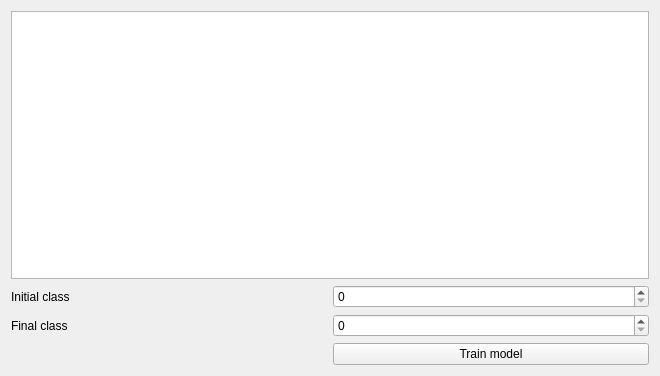
Old version of the form ui/multicriteriaevaluationwidgetbase.ui in the repository nextgis/qgis_molusce.
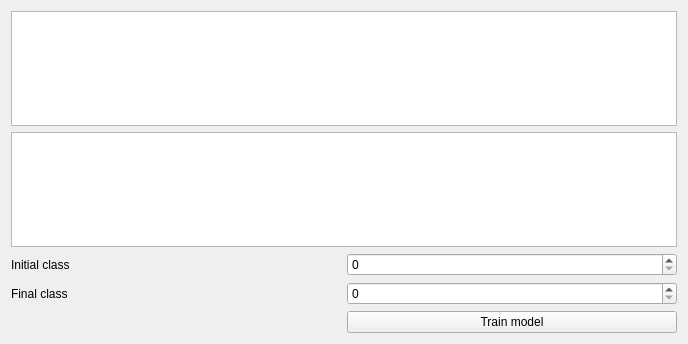
New version of the form. Custom widgets are drawn as their Qt base class.

Commit message: Add weights table to MCE widget

Patch:
```diff
--- a/ui/multicriteriaevaluationwidgetbase.ui
+++ b/ui/multicriteriaevaluationwidgetbase.ui
@@ -6,8 +6,8 @@
    <rect>
     <x>0</x>
     <y>0</y>
-    <width>660</width>
-    <height>376</height>
+    <width>688</width>
+    <height>344</height>
    </rect>
   </property>
   <property name="windowTitle">
@@ -17,27 +17,30 @@
    <item row="0" column="0" colspan="2">
     <widget class="MolusceTableWidget" name="tblMatrix"/>
    </item>
-   <item row="1" column="0">
+   <item row="1" column="0" colspan="2">
+    <widget class="MolusceTableWidget" name="tblWeights"/>
+   </item>
+   <item row="2" column="0">
     <widget class="QLabel" name="label">
      <property name="text">
       <string>Initial class</string>
      </property>
     </widget>
    </item>
-   <item row="1" column="1">
+   <item row="2" column="1">
     <widget class="QSpinBox" name="spnInitialClass"/>
    </item>
-   <item row="2" column="0">
+   <item row="3" column="0">
     <widget class="QLabel" name="label_2">
      <property name="text">
       <string>Final class</string>
      </property>
     </widget>
    </item>
-   <item row="2" column="1">
-    <widget class="QSpinBox" name="spnFinalClass"/>
-   </item>
    <item row="3" column="1">
+    <widget class="QSpinBox" name="spnFinalClass"/>
+   </item>
+   <item row="4" column="1">
     <widget class="QPushButton" name="btnTrainModel">
      <property name="text">
       <string>Train model</string>
```
The commit also changes 2 other files.
